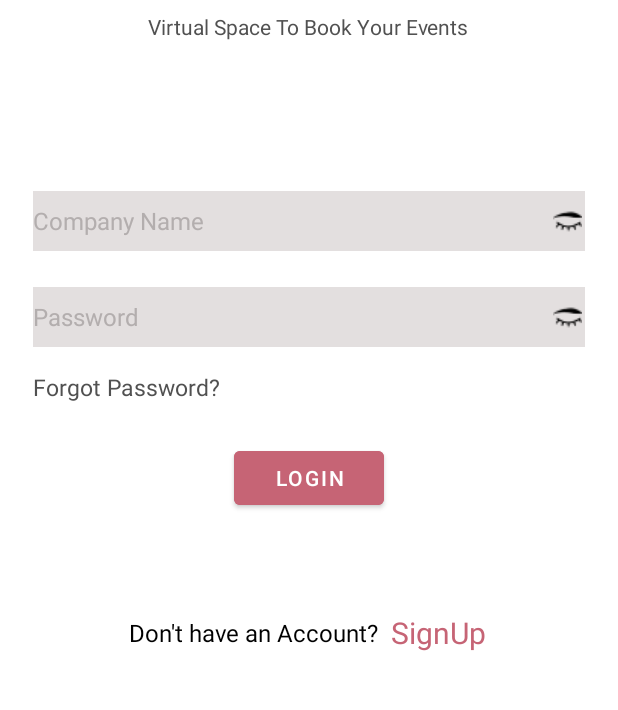
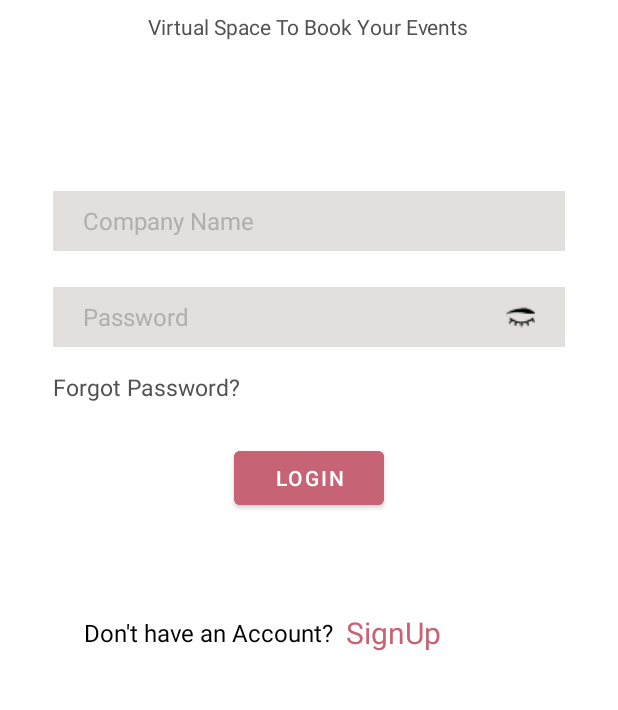
Before and after one commit to Talha-AppDev/Taqreeb-Pro, an Android app: the screen it shows after launch (MainActivity), on a phone screen of 412 x 824 dp, the part 306-1016 px from its top. Run offline under Robolectric (Android 15) with nearby library versions, the phone set to English and light mode, and no system bars; our stand-ins replace Firebase (no records; nobody signed in at launch, a user with empty details on screens opened directly).

Commit message:
The login screen layout have been modified

```diff
--- a/app/build.gradle
+++ b/app/build.gradle
@@ -10,7 +10,7 @@ android {
 
     defaultConfig {
         applicationId "com.official.taqreebpro"
-        minSdk 26
+        minSdk 29
         targetSdk 34
         versionCode 1
         versionName "1.0"
--- a/app/src/main/java/com/official/taqreebpro/MainActivity.kt
+++ b/app/src/main/java/com/official/taqreebpro/MainActivity.kt
@@ -43,7 +43,7 @@ class MainActivity : AppCompatActivity() {
                 Toast.makeText(this, "Please enter email and password", Toast.LENGTH_SHORT).show()
             }
         }
-        binding.ivEye.setOnClickListener {
+        binding.iv1Eye.setOnClickListener {
             togglePasswordVisibility()
         }
     }
--- a/app/src/main/res/layout/activity_main.xml
+++ b/app/src/main/res/layout/activity_main.xml
@@ -40,10 +40,11 @@
         android:id="@+id/etEmail"
         android:layout_width="match_parent"
         android:layout_height="wrap_content"
-        android:layout_marginStart="22dp"
+        android:layout_marginStart="35dp"
         android:layout_marginTop="100dp"
-        android:layout_marginEnd="22dp"
+        android:layout_marginEnd="35dp"
         android:height="40dp"
+        android:paddingLeft="20dp"
         android:background="#AAD5D0D0"
         android:hint="Company Name"
         android:textColor="#FFC66475"
@@ -54,25 +55,16 @@
         app:layout_constraintStart_toStartOf="parent"
         app:layout_constraintTop_toBottomOf="@+id/r5l02ltdrcg9" />
 
-    <ImageView
-        android:id="@+id/iv_eye"
-        android:layout_width="19dp"
-        android:layout_height="19dp"
-        android:layout_marginEnd="24dp"
-        android:scaleType="fitXY"
-        android:src="@drawable/ic_eye"
-        app:layout_constraintBottom_toBottomOf="@+id/etEmail"
-        app:layout_constraintEnd_toEndOf="parent"
-        app:layout_constraintTop_toTopOf="@+id/etEmail" />
 
 
     <EditText
         android:id="@+id/etPassword"
         android:layout_width="match_parent"
         android:layout_height="40dp"
-        android:layout_marginStart="22dp"
+        android:layout_marginStart="35dp"
+        android:paddingLeft="20dp"
         android:layout_marginTop="24dp"
-        android:layout_marginEnd="22dp"
+        android:layout_marginEnd="35dp"
         android:height="40dp"
         android:background="#AAD5D0D0"
         android:hint="Password"
@@ -89,11 +81,11 @@
         android:id="@+id/iv1_eye"
         android:layout_width="19dp"
         android:layout_height="19dp"
-        android:layout_marginEnd="24dp"
         android:scaleType="fitXY"
+        android:layout_marginRight="20dp"
         android:src="@drawable/ic_eye"
         app:layout_constraintBottom_toBottomOf="@+id/etPassword"
-        app:layout_constraintEnd_toEndOf="parent"
+        app:layout_constraintEnd_toEndOf="@+id/etPassword"
         app:layout_constraintTop_toTopOf="@+id/etPassword" />
 
 
@@ -132,7 +124,7 @@
         android:layout_width="wrap_content"
         android:layout_height="wrap_content"
         android:layout_marginHorizontal="120dp"
-        android:layout_marginStart="86dp"
+        android:layout_marginStart="56dp"
         android:layout_marginTop="68dp"
         android:text="Don't have an Account?"
         android:textColor="@color/black"
```
Also changed, not shown: gradle/wrapper/gradle-wrapper.properties.
